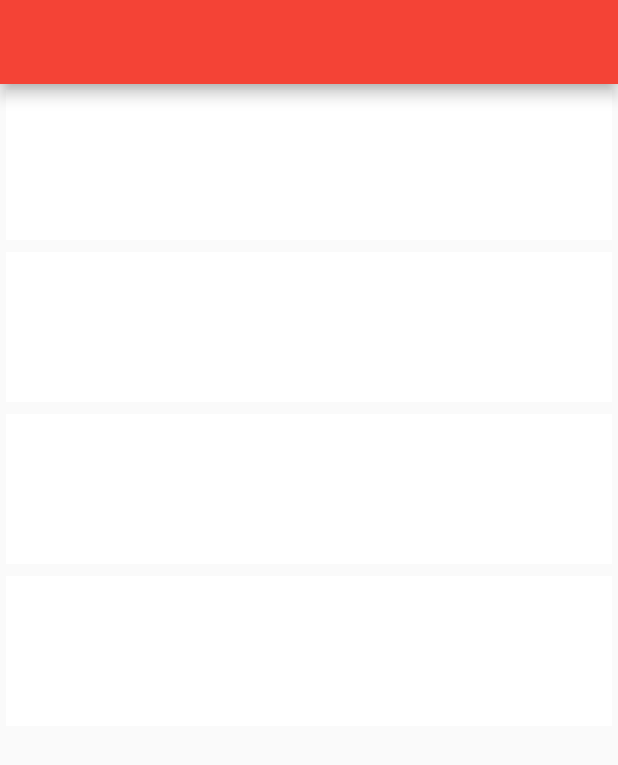
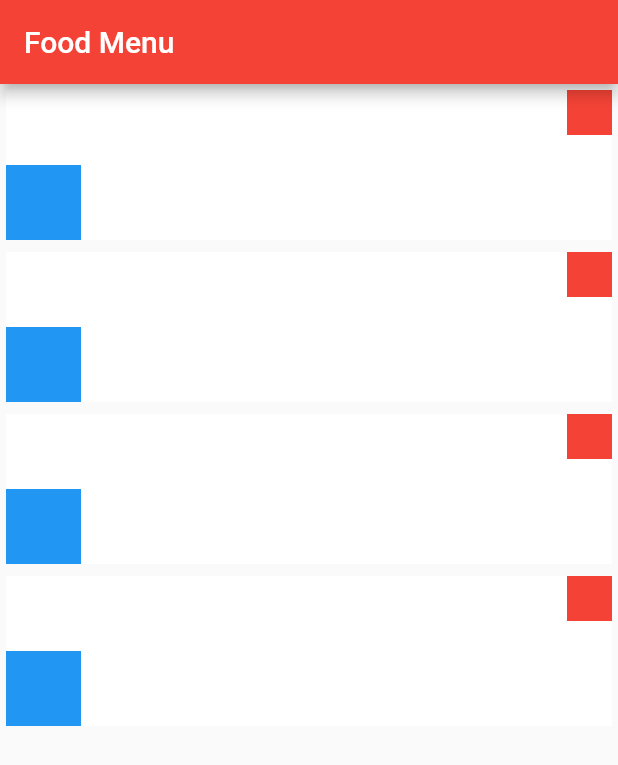
Before and after one commit to Ammarit2545/LAB-8---UI-Food-Menu, a Flutter app: the screen it shows after launch, on a phone screen of 412 x 824 dp. Shown: the top 765 px of the screen. Run offline on Flutter 3.47's test engine with Material 2 defaults, Android fonts, the phone set to English and light mode, and no system bars.

Commit message:
4th - Make Position

```diff
--- a/lib/main.dart
+++ b/lib/main.dart
@@ -14,6 +14,7 @@ class MyApp extends StatelessWidget {
         debugShowCheckedModeBanner: false,
         home: Scaffold(
           appBar: AppBar(
+            title: Text("Food Menu"),
             backgroundColor: Colors.red,
           ),
           body: Menu(),
--- a/lib/menu.dart
+++ b/lib/menu.dart
@@ -31,6 +31,27 @@ class _MenuState extends State<Menu> {
           child: Container(
             height: 100,
             width: double.infinity,
+            child: Stack(
+              children: [
+                Positioned(
+                  bottom: 0,
+                  child: Container(
+                    color: Colors.blue,
+                    width: 50,
+                    height: 50,
+                  ),
+                ),
+                Positioned(
+                  top: 0,
+                  right: 0,
+                  child: Container(
+                    color: Colors.red,
+                    width: 30,
+                    height: 30,
+                  ),
+                ),
+              ],
+            ),
           ),
         );
       },
```
